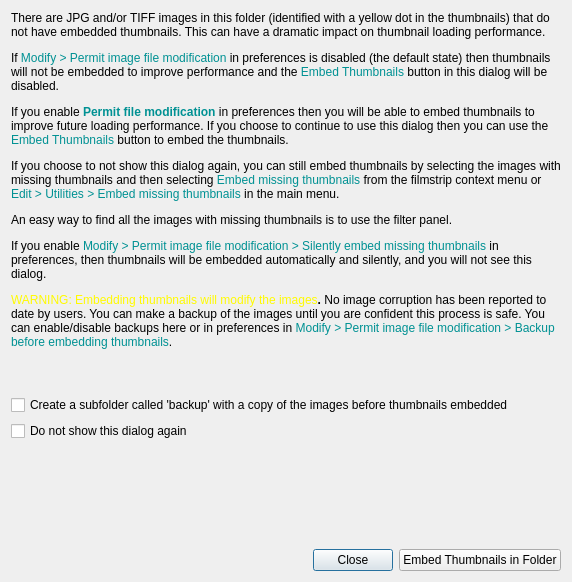
Qt form Dialogs/addthumbnailsdlg.ui (towhee/Winnow64) before a commit.
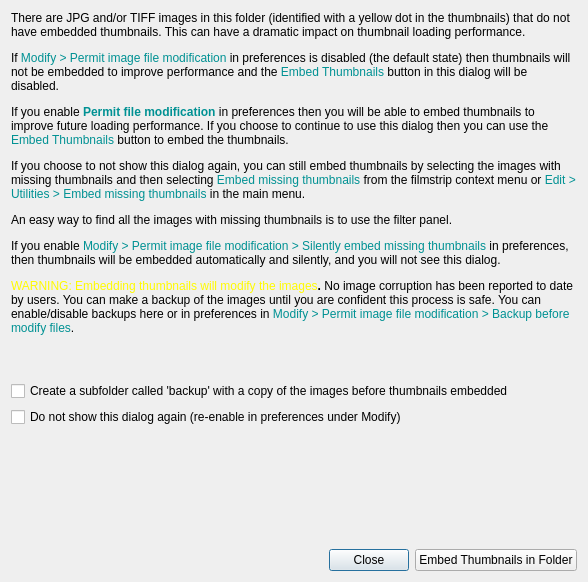
The same form after that commit.

What changed in the file:
```diff
--- a/Dialogs/addthumbnailsdlg.ui
+++ b/Dialogs/addthumbnailsdlg.ui
@@ -6,7 +6,7 @@
    <rect>
     <x>0</x>
     <y>0</y>
-    <width>572</width>
+    <width>588</width>
     <height>582</height>
    </rect>
   </property>
@@ -19,7 +19,7 @@
      <item>
       <widget class="QLabel" name="label">
        <property name="text">
-        <string>&lt;html&gt;&lt;head/&gt;&lt;body&gt;&lt;p&gt;There are JPG and/or TIFF images in this folder (identified with a yellow dot in the thumbnails) that do not have embedded thumbnails. This can have a dramatic impact on thumbnail loading performance. &lt;/p&gt;&lt;p&gt;If &lt;span style=&quot; color:#009193;&quot;&gt;Modify &amp;gt; Permit image file modification&lt;/span&gt; in preferences is disabled (the default state) then thumbnails will not be embedded to improve performance and the &lt;span style=&quot; color:#009193;&quot;&gt;Embed Thumbnails&lt;/span&gt; button in this dialog will be disabled.&lt;/p&gt;&lt;p&gt;If you enable &lt;span style=&quot; font-weight:700; color:#009193;&quot;&gt;Permit file modification&lt;/span&gt; in preferences then you will be able to embed thumbnails to improve future loading performance. If you choose to continue to use this dialog then you can use the &lt;span style=&quot; color:#009193;&quot;&gt;Embed Thumbnails&lt;/span&gt; button to embed the thumbnails.&lt;/p&gt;&lt;p&gt;If you choose to not show this dialog again, you can still embed thumbnails by selecting the images with missing thumbnails and then selecting &lt;span style=&quot; color:#009193;&quot;&gt;Embed missing thumbnails&lt;/span&gt; from the filmstrip context menu or &lt;span style=&quot; color:#009193;&quot;&gt;Edit &amp;gt; Utilities &amp;gt; Embed missing thumbnails&lt;/span&gt; in the main menu. &lt;/p&gt;&lt;p&gt;An easy way to find all the images with missing thumbnails is to use the filter panel.&lt;/p&gt;&lt;p&gt;If you enable &lt;span style=&quot; color:#009193;&quot;&gt;Modify &amp;gt; Permit image file modification &amp;gt; Silently embed missing thumbnails&lt;/span&gt; in preferences, then thumbnails will be embedded automatically and silently, and you will not see this dialog.&lt;/p&gt;&lt;p&gt;&lt;span style=&quot; color:#fffb00;&quot;&gt;WARNING: Embedding thumbnails will modify the images&lt;/span&gt;&lt;span style=&quot; font-weight:700;&quot;&gt;. &lt;/span&gt;No image corruption has been reported to date by users. You can make a backup of the images until you are confident this process is safe. You can enable/disable backups here or in preferences in &lt;span style=&quot; color:#009193;&quot;&gt;Modify &amp;gt; Permit image file modification &amp;gt; Backup before embedding thumbnails&lt;/span&gt;.&lt;/p&gt;&lt;/body&gt;&lt;/html&gt;</string>
+        <string>&lt;html&gt;&lt;head/&gt;&lt;body&gt;&lt;p&gt;There are JPG and/or TIFF images in this folder (identified with a yellow dot in the thumbnails) that do not have embedded thumbnails. This can have a dramatic impact on thumbnail loading performance. &lt;/p&gt;&lt;p&gt;If &lt;span style=&quot; color:#009193;&quot;&gt;Modify &amp;gt; Permit image file modification&lt;/span&gt; in preferences is disabled (the default state) then thumbnails will not be embedded to improve performance and the &lt;span style=&quot; color:#009193;&quot;&gt;Embed Thumbnails&lt;/span&gt; button in this dialog will be disabled.&lt;/p&gt;&lt;p&gt;If you enable &lt;span style=&quot; font-weight:700; color:#009193;&quot;&gt;Permit file modification&lt;/span&gt; in preferences then you will be able to embed thumbnails to improve future loading performance. If you choose to continue to use this dialog then you can use the &lt;span style=&quot; color:#009193;&quot;&gt;Embed Thumbnails&lt;/span&gt; button to embed the thumbnails.&lt;/p&gt;&lt;p&gt;If you choose to not show this dialog again, you can still embed thumbnails by selecting the images with missing thumbnails and then selecting &lt;span style=&quot; color:#009193;&quot;&gt;Embed missing thumbnails&lt;/span&gt; from the filmstrip context menu or &lt;span style=&quot; color:#009193;&quot;&gt;Edit &amp;gt; Utilities &amp;gt; Embed missing thumbnails&lt;/span&gt; in the main menu. &lt;/p&gt;&lt;p&gt;An easy way to find all the images with missing thumbnails is to use the filter panel.&lt;/p&gt;&lt;p&gt;If you enable &lt;span style=&quot; color:#009193;&quot;&gt;Modify &amp;gt; Permit image file modification &amp;gt; Silently embed missing thumbnails&lt;/span&gt; in preferences, then thumbnails will be embedded automatically and silently, and you will not see this dialog.&lt;/p&gt;&lt;p&gt;&lt;span style=&quot; color:#fffb00;&quot;&gt;WARNING: Embedding thumbnails will modify the images&lt;/span&gt;&lt;span style=&quot; font-weight:700;&quot;&gt;. &lt;/span&gt;No image corruption has been reported to date by users. You can make a backup of the images until you are confident this process is safe. You can enable/disable backups here or in preferences in &lt;span style=&quot; color:#009193;&quot;&gt;Modify &amp;gt; Permit image file modification &amp;gt; Backup before modify files&lt;/span&gt;.&lt;/p&gt;&lt;/body&gt;&lt;/html&gt;</string>
        </property>
        <property name="alignment">
         <set>Qt::AlignLeading|Qt::AlignLeft|Qt::AlignTop</set>
@@ -59,7 +59,7 @@
      <item>
       <widget class="QCheckBox" name="ignoreChk">
        <property name="text">
-        <string>Do not show this dialog again</string>
+        <string>Do not show this dialog again (re-enable in preferences under Modify)</string>
        </property>
       </widget>
      </item>
```
